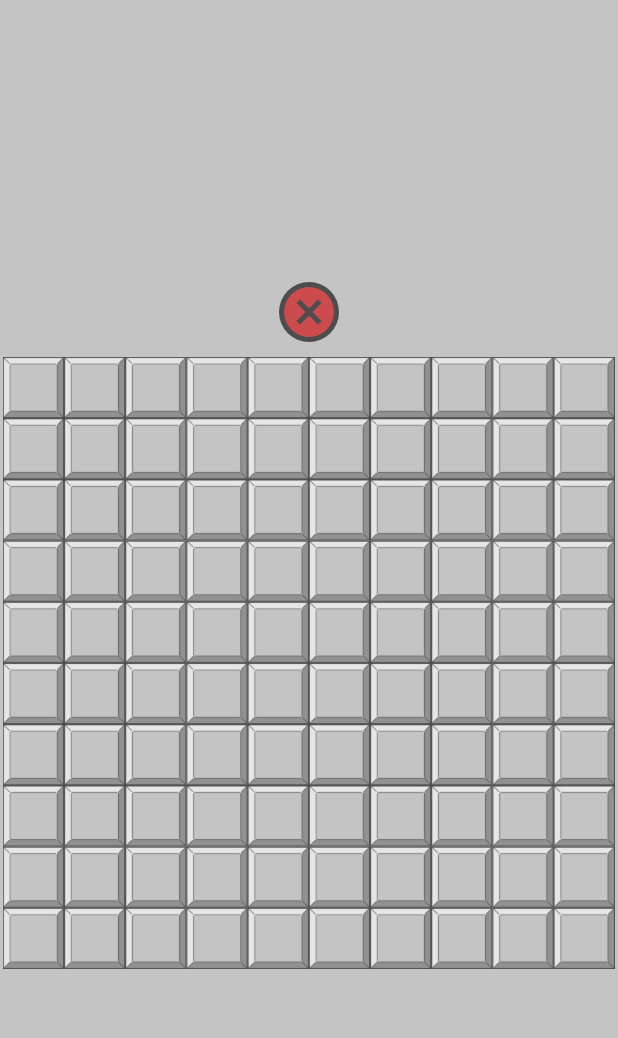
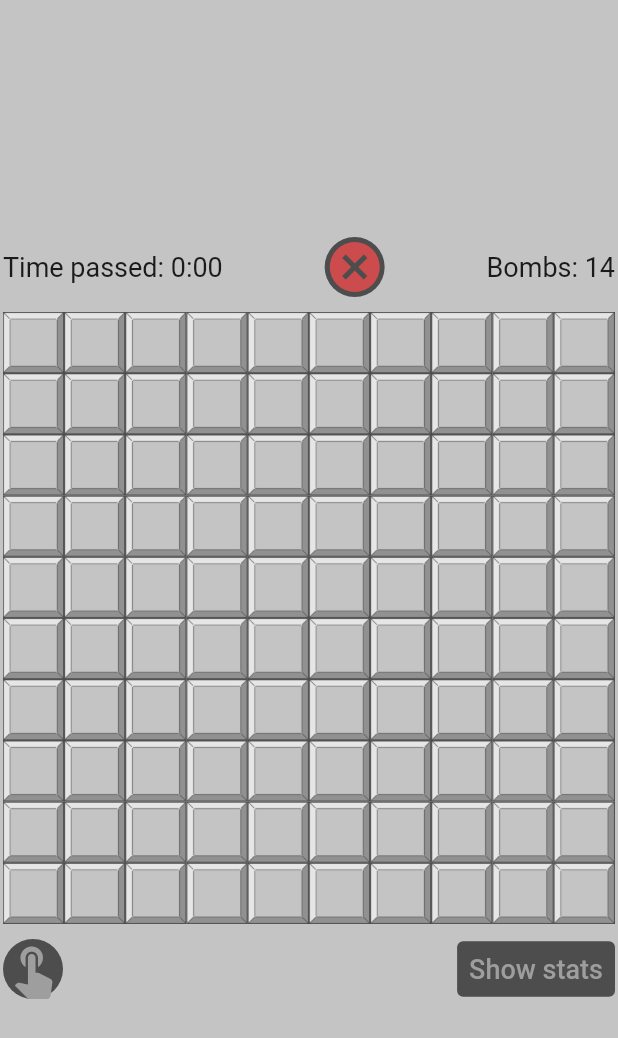
Before and after one commit to black-rusuz/sapper, a Flutter app: the screen it shows after launch, on a phone screen of 412 x 824 dp. Shown: the top 1038 px of the screen. Run offline on Flutter 3.47's test engine with Material 2 defaults, Android fonts, the phone set to English and light mode, and no system bars; our stand-ins replace stop_watch_timer.

Commit message:
NAGOVNOKODIL POVERKH GOVNOKODA BLYAD

```diff
--- a/lib/bomb_square.dart
+++ b/lib/bomb_square.dart
@@ -2,5 +2,8 @@ class BoardSquare {
   bool hasBomb;
   int bombsAround;
 
-  BoardSquare({this.hasBomb = false, this.bombsAround = 0});
+  BoardSquare({
+    this.hasBomb = false,
+    this.bombsAround = 0,
+  });
 }
--- /dev/null
+++ b/lib/constants.dart
@@ -0,0 +1,14 @@
+import 'dart:ui';
+
+import 'package:flutter/cupertino.dart';
+
+class Constants {
+  static const String appName = 'Sapper';
+
+  static const Color background = Color(0xFFC4C4C4);
+  static const Color cancel = Color(0xFFCC4B4C);
+  static const Color cancelBorder = Color(0xFF4D4D4D);
+  static const Color grey = Color(0xFF9E9E9E);
+
+  static const TextStyle textStyle = TextStyle(fontSize: 18);
+}
--- a/lib/game_activity.dart
+++ b/lib/game_activity.dart
@@ -1,24 +1,12 @@
 import 'dart:math';
 
+import 'package:flutter/cupertino.dart';
 import 'package:flutter/material.dart';
+import 'package:path_provider/path_provider.dart';
+import 'package:stop_watch_timer/stop_watch_timer.dart';
 
 import 'bomb_square.dart';
-
-// Types of images available
-enum ImageType {
-  zero,
-  one,
-  two,
-  three,
-  four,
-  five,
-  six,
-  seven,
-  eight,
-  bomb,
-  facingDown,
-  flagged,
-}
+import 'constants.dart';
 
 class GameActivity extends StatefulWidget {
   const GameActivity({Key? key}) : super(key: key);
@@ -31,6 +19,12 @@ class _GameActivityState extends State<GameActivity> {
   // Row and column count of the board
   int rowCount = 10;
   int columnCount = 10;
+
+  bool invertTap = false;
+  int lastGameTime = 0;
+  int lastGameBombs = 0;
+
+  final _stopWatchTimer = StopWatchTimer();
 
   // The grid of squares
   late List<List<BoardSquare>> board;
@@ -57,19 +51,28 @@ class _GameActivityState extends State<GameActivity> {
   @override
   Widget build(BuildContext context) {
     return Scaffold(
-      backgroundColor: const Color(0xFFC4C4C4),
+      backgroundColor: Constants.background,
       body: Padding(
         padding: const EdgeInsets.all(2.0),
         child: Column(
           mainAxisAlignment: MainAxisAlignment.center,
           children: <Widget>[
             Container(
-              color: const Color(0xFFC4C4C4),
+              color: Constants.background,
               height: 60.0,
               width: double.infinity,
               child: Row(
-                mainAxisAlignment: MainAxisAlignment.center,
+                mainAxisAlignment: MainAxisAlignment.spaceBetween,
                 children: <Widget>[
+                  StreamBuilder<int>(
+                    stream: _stopWatchTimer.secondTime,
+                    initialData: 0,
+                    builder: (context, snap) {
+                      String time = _formatTime(snap.data!);
+                      return Text("Time passed: $time",
+                          style: Constants.textStyle);
+                    },
+                  ),
                   InkWell(
                     onTap: () {
                       _initialiseGame();
@@ -77,12 +80,13 @@ class _GameActivityState extends State<GameActivity> {
                     child: const CircleAvatar(
                       child: Icon(
                         Icons.cancel,
-                        color: Color(0xFFCC4B4C),
+                        color: Constants.cancel,
                         size: 40.0,
                       ),
-                      backgroundColor: Color(0xFF4D4D4D),
+                      backgroundColor: Constants.cancelBorder,
                     ),
-                  )
+                  ),
+                  Text("Bombs: $bombCount", style: Constants.textStyle)
                 ],
               ),
             ),
@@ -118,11 +122,79 @@ class _GameActivityState extends State<GameActivity> {
                 }
 
                 return InkWell(
-                  // Opens square
-                  onTap: () {
+                  onTap: () => _onTap(rowNumber, columnNumber, position),
+                  onLongPress: () =>
+                      _onLongTap(rowNumber, columnNumber, position),
+                  splashColor: Constants.grey,
+                  child: Container(
+                    color: Constants.grey,
+                    child: image,
+                  ),
+                );
+              },
+              itemCount: rowCount * columnCount,
+            ),
+            Container(
+              color: Constants.background,
+              height: 60.0,
+              width: double.infinity,
+              child: Row(
+                mainAxisAlignment: MainAxisAlignment.spaceBetween,
+                children: <Widget>[
+                  InkWell(
+                    onTap: () => invertTap = !invertTap,
+                    child: const CircleAvatar(
+                      child: Icon(
+                        Icons.touch_app,
+                        color: Constants.grey,
+                        size: 40.0,
+                      ),
+                      backgroundColor: Constants.cancelBorder,
+                    ),
+                  ),
+                  TextButton(
+                    onPressed: () => _showStats(),
+                    child: const Text("Show stats", style: Constants.textStyle),
+                    style: TextButton.styleFrom(
+                        primary: Constants.grey,
+                        backgroundColor: Constants.cancelBorder),
+                  ),
+                ],
+              ),
+            ),
+          ],
+        ),
+      ),
+    );
+  }
+
+  String _formatTime(int secondsTotal) {
+    int min = (secondsTotal / 60).floor();
+    int sec = secondsTotal - min * 60;
+    return sec < 10 ? "$min:0$sec" : "$min:$sec";
+  }
+
+  void _onTap(int rowNumber, int columnNumber, int position) {
+    if (invertTap) {
+      _flagSquare(rowNumber, columnNumber, position);
+    } else {
+      _openSquare(rowNumber, columnNumber, position);
+    }
+  }
+
+  void _onLongTap(int rowNumber, int columnNumber, int position) {
+    if (invertTap) {
+      _openSquare(rowNumber, columnNumber, position);
+    } else {
+      _flagSquare(rowNumber, columnNumber, position);
+    }
+  }
+
+  void _openSquare(int rowNumber, int columnNumber, int position) {
     if (board[rowNumber][columnNumber].hasBomb) {
       _handleGameOver();
     }
+
     if (board[rowNumber][columnNumber].bombsAround == 0) {
       _handleTap(rowNumber, columnNumber);
     } else {
@@ -135,32 +207,54 @@ class _GameActivityState extends State<GameActivity> {
     if (squaresLeft <= bombCount) {
       _handleWin();
     }
+  }
+
+  void _flagSquare(int rowNumber, int columnNumber, int position) {
+    if (openedSquares[position] == false) {
+      setState(() => flaggedSquares[position] = !flaggedSquares[position]);
+    }
+  }
+
+  void _showStats() {
+    showDialog(
+      context: context,
+      builder: (context) {
+        return AlertDialog(
+          title: const Text("Statistics", textAlign: TextAlign.center),
+          content: Row(
+            mainAxisAlignment: MainAxisAlignment.spaceBetween,
+            children: [
+              const Text("Previous game: "),
+              Text(_formatTime(lastGameTime)),
+              const Text("Bombs: "),
+              Text(lastGameBombs.toString()),
+            ]
+          ),
+          actions: <Widget>[
+            TextButton(
+              onPressed: () {
+                Navigator.pop(context);
               },
-                  // Flags square
-                  onLongPress: () {
-                    if (openedSquares[position] == false) {
-                      setState(() {
-                        flaggedSquares[position] = true;
-                      });
-                    }
-                  },
-                  splashColor: Colors.grey,
-                  child: Container(
-                    color: Colors.grey,
-                    child: image,
+              child: const Text("Close"),
             ),
+          ],
         );
       },
-              itemCount: rowCount * columnCount,
-            ),
-          ],
-        ),
-      ),
     );
+  }
+
+  Future<String> get _localPath async {
+    final directory = await getApplicationDocumentsDirectory();
+    print(directory);
+    return directory.path;
   }
 
   // Initialises all lists
   void _initialiseGame() {
+    lastGameTime = _stopWatchTimer.rawTime.value ~/ 1000;
+    lastGameBombs = bombCount;
+    _stopWatchTimer.onExecute.add(StopWatchExecute.reset);
+    _stopWatchTimer.onExecute.add(StopWatchExecute.start);
     // Initialise all squares to having no bombs
     board = List.generate(rowCount, (i) {
       return List.generate(columnCount, (j) {
@@ -297,7 +391,9 @@ class _GameActivityState extends State<GameActivity> {
 
   // Function to handle when a bomb is clicked.
   void _handleGameOver() {
+    _stopWatchTimer.onExecute.add(StopWatchExecute.stop);
     showDialog(
+      barrierDismissible: false,
       context: context,
       builder: (context) {
         return AlertDialog(
@@ -336,6 +432,12 @@ class _GameActivityState extends State<GameActivity> {
         );
       },
     );
+  }
+
+  @override
+  void dispose() async {
+    super.dispose();
+    await _stopWatchTimer.dispose(); // Need to call dispose function.
   }
 
   Image getImage(ImageType type) {
@@ -394,3 +496,19 @@ class _GameActivityState extends State<GameActivity> {
     }
   }
 }
+
+// Types of images available
+enum ImageType {
+  zero,
+  one,
+  two,
+  three,
+  four,
+  five,
+  six,
+  seven,
+  eight,
+  bomb,
+  facingDown,
+  flagged,
+}
--- a/lib/main.dart
+++ b/lib/main.dart
@@ -1,5 +1,5 @@
 import 'package:flutter/material.dart';
-
+import 'constants.dart';
 import 'game_activity.dart';
 
 void main() => runApp(const MyApp());
@@ -10,7 +10,7 @@ class MyApp extends StatelessWidget {
   @override
   Widget build(BuildContext context) {
     return MaterialApp(
-      title: 'Sapper',
+      title: Constants.appName,
       theme: ThemeData(
         primarySwatch: Colors.orange,
       ),
```
Also changed, not shown: pubspec.yaml (+5 -3 lines), pubspec.lock, 3 other files. Lines whose indentation alone changed are shown as unchanged.
